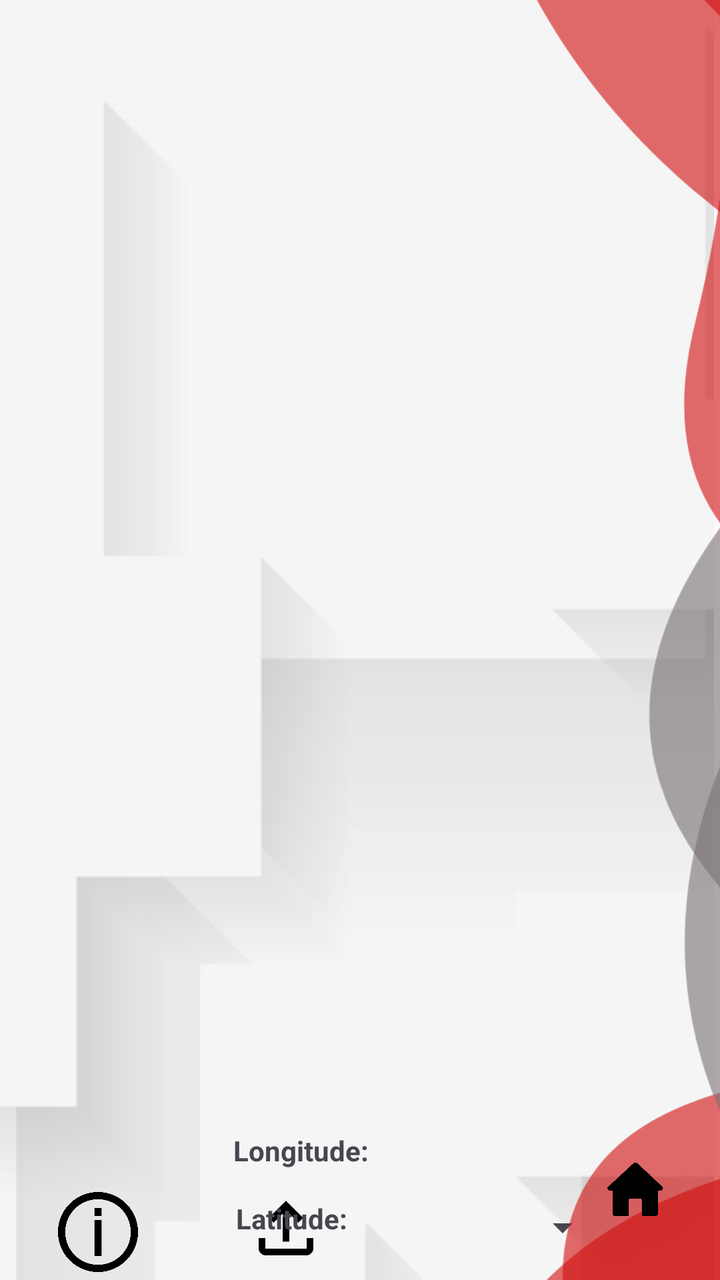
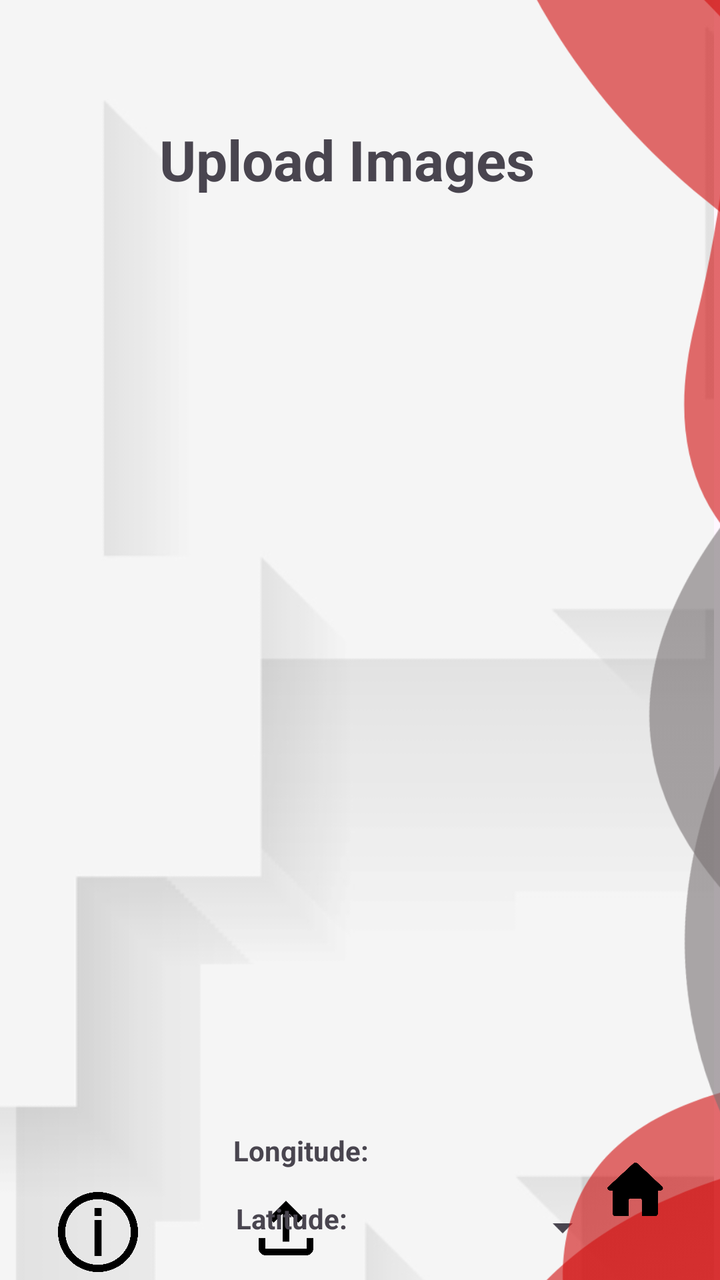

Before-and-after screenshots of an Android layout around one commit, followed by the original layout XML and the change that was made.
<!-- AndroidManifest.xml: application theme Theme.TrafficSceneAnalyser -->
<!-- res/layout/activity_upload_config.xml -->
<?xml version="1.0" encoding="utf-8"?>
<androidx.constraintlayout.widget.ConstraintLayout xmlns:android="http://schemas.android.com/apk/res/android"
    xmlns:app="http://schemas.android.com/apk/res-auto"
    xmlns:tools="http://schemas.android.com/tools"
    android:id="@+id/main"
    android:layout_width="match_parent"
    android:layout_height="match_parent"
    tools:context=".UploadConfigActivity">

    <ImageView
        android:id="@+id/backg"
        android:layout_width="904dp"
        android:layout_height="897dp"
        app:layout_constraintBottom_toBottomOf="parent"
        app:layout_constraintEnd_toEndOf="parent"
        app:layout_constraintHorizontal_bias="1.0"
        app:layout_constraintStart_toStartOf="parent"
        app:layout_constraintTop_toTopOf="parent"
        app:layout_constraintVertical_bias="0.12"
        app:srcCompat="@drawable/background" />

    <androidx.viewpager2.widget.ViewPager2
        android:id="@+id/viewPager"
        android:layout_width="250dp"
        android:layout_height="400dp"
        android:layout_marginTop="150dp"
        android:paddingStart="40dp"
        android:paddingEnd="40dp"
        app:layout_constraintEnd_toEndOf="parent"
        app:layout_constraintStart_toStartOf="parent"
        app:layout_constraintTop_toTopOf="parent">

    </androidx.viewpager2.widget.ViewPager2>


    <Spinner
        android:id="@+id/spinner_model_selector"
        android:layout_width="122dp"
        android:layout_height="63dp"
        android:layout_margin="8dp"
        app:layout_constraintBottom_toBottomOf="parent"
        app:layout_constraintEnd_toEndOf="parent"
        app:layout_constraintHorizontal_bias="0.1"
        app:layout_constraintStart_toEndOf="@+id/button_upload"
        app:layout_constraintTop_toBottomOf="@+id/longitude" />

    <ImageButton
        android:id="@+id/button_upload"
        android:layout_width="54dp"
        android:layout_height="68dp"
        android:layout_marginStart="116dp"
        android:backgroundTint="#00FFFFFF"
        android:onClick="goToHome"
        android:scaleType="fitCenter"
        android:src="@drawable/upload"

        app:layout_constraintBottom_toBottomOf="parent"
        app:layout_constraintStart_toStartOf="parent"
        app:layout_constraintTop_toBottomOf="@+id/longitude" />

    <TextView
        android:id="@+id/latitude"
        android:layout_width="140dp"
        android:layout_height="23dp"
        android:layout_marginTop="12dp"
        android:ems="10"
        android:text="Latitude: "
        android:textStyle="bold"
        app:layout_constraintEnd_toEndOf="parent"
        app:layout_constraintHorizontal_bias="0.536"
        app:layout_constraintStart_toStartOf="parent"
        app:layout_constraintTop_toBottomOf="@+id/longitude" />

    <TextView
        android:id="@+id/longitude"
        android:layout_width="140dp"
        android:layout_height="22dp"
        android:ems="10"
        android:text="Longitude: "
        android:textStyle="bold"
        app:layout_constraintBottom_toBottomOf="parent"
        app:layout_constraintEnd_toEndOf="parent"
        app:layout_constraintHorizontal_bias="0.53"
        app:layout_constraintStart_toStartOf="parent"
        app:layout_constraintTop_toBottomOf="@+id/viewPager"
        app:layout_constraintVertical_bias="0.229" />

    <ImageView
        android:id="@+id/imageView5"
        android:layout_width="484dp"
        android:layout_height="773dp"
        app:layout_constraintBottom_toBottomOf="parent"
        app:layout_constraintEnd_toEndOf="parent"
        app:layout_constraintHorizontal_bias="0.643"
        app:layout_constraintStart_toStartOf="parent"
        app:layout_constraintTop_toTopOf="parent"
        app:srcCompat="@drawable/perfectlayout2" />

    <ImageButton
        android:id="@+id/homeButton"
        android:layout_width="54dp"
        android:layout_height="68dp"
        android:backgroundTint="#00FFFFFF"
        android:onClick="goToHome"
        android:scaleType="fitCenter"
        android:src="@drawable/home1"
        app:layout_constraintBottom_toBottomOf="parent"
        app:layout_constraintEnd_toEndOf="parent"
        app:layout_constraintHorizontal_bias="0.95"
        app:layout_constraintStart_toStartOf="parent"
        app:layout_constraintTop_toTopOf="parent"
        app:layout_constraintVertical_bias="0.98" />

    <ImageButton
        android:id="@+id/infoButtonTest"
        android:layout_width="66dp"
        android:layout_height="64dp"
        android:layout_marginStart="24dp"
        android:layout_marginEnd="36dp"
        android:backgroundTint="#00FFFFFF"
        android:scaleType="fitCenter"
        app:layout_constraintBottom_toBottomOf="@+id/button_upload"
        app:layout_constraintEnd_toStartOf="@+id/button_upload"
        app:layout_constraintHorizontal_bias="0.8"
        app:layout_constraintStart_toStartOf="parent"
        app:layout_constraintTop_toTopOf="@+id/button_upload"
        app:layout_constraintVertical_bias="1.0"
        app:srcCompat="@drawable/infobutton" />

</androidx.constraintlayout.widget.ConstraintLayout>
<!-- resources referenced by this layout -->
<resources>
  <!-- drawable background: png bitmap (drawable-hdpi, 37305 bytes) -->
  <!-- drawable home1: png bitmap (drawable, 7782 bytes) -->
  <!-- drawable infobutton: png bitmap (drawable, 34056 bytes) -->
  <!-- drawable perfectlayout2: png bitmap (drawable-hdpi, 51025 bytes) -->
  <!-- drawable upload: png bitmap (drawable, 6537 bytes) -->
  <style name="Theme.TrafficSceneAnalyser" parent="Base.Theme.TrafficSceneAnalyser" />
  <style name="Base.Theme.TrafficSceneAnalyser" parent="Theme.Material3.DayNight.NoActionBar">
          
          
      </style>
</resources>

<!-- the commit's change to res/layout/activity_upload_config.xml (unified diff, before → after) -->
@@ -96,6 +96,19 @@
         app:layout_constraintTop_toTopOf="parent"
         app:srcCompat="@drawable/perfectlayout2" />
 
+    <TextView
+        android:id="@+id/textView9"
+        android:layout_width="201dp"
+        android:layout_height="47dp"
+        android:text="Upload Images"
+        android:textSize="28sp"
+        android:textStyle="bold"
+        app:layout_constraintBottom_toTopOf="@+id/viewPager"
+        app:layout_constraintEnd_toEndOf="parent"
+        app:layout_constraintStart_toStartOf="parent"
+        app:layout_constraintTop_toTopOf="parent"
+        app:layout_constraintVertical_bias="0.592" />
+
     <ImageButton
         android:id="@+id/homeButton"
         android:layout_width="54dp"
